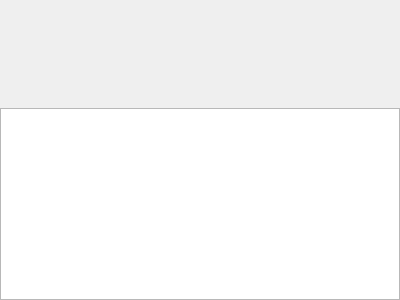
Above: libs/libcore/ui/FaceWidget.ui from mrdeveloperdude/OctoMY before the change. Below: the same form after it.
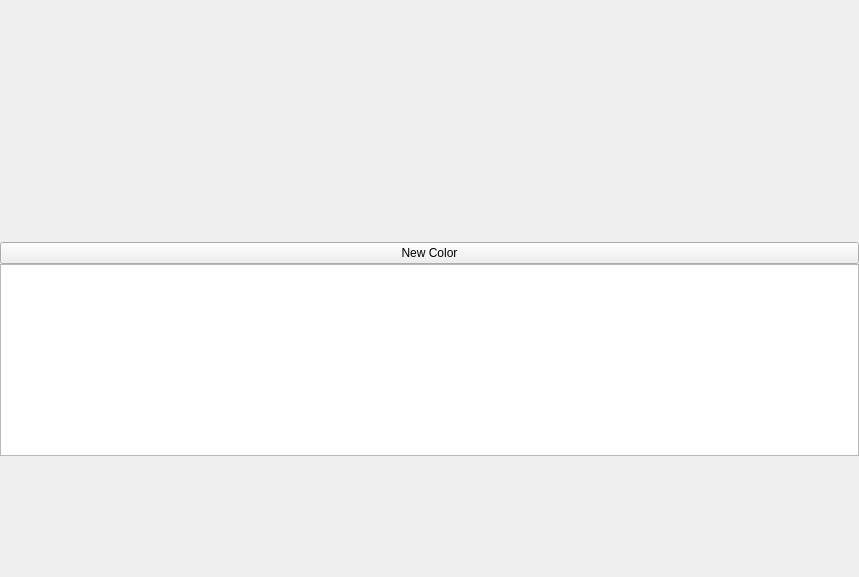
That is the form after the change. Custom widgets are drawn as their Qt base class.

The edit to the form file:
```diff
--- a/libs/libcore/ui/FaceWidget.ui
+++ b/libs/libcore/ui/FaceWidget.ui
@@ -6,8 +6,8 @@
    <rect>
     <x>0</x>
     <y>0</y>
-    <width>400</width>
-    <height>300</height>
+    <width>859</width>
+    <height>577</height>
    </rect>
   </property>
   <property name="windowTitle">
@@ -55,6 +55,13 @@
      </property>
     </widget>
    </item>
+   <item>
+    <widget class="QPushButton" name="pushButtonNewColor">
+     <property name="text">
+      <string>New Color</string>
+     </property>
+    </widget>
+   </item>
    <item>
     <widget class="LogWidget" name="logScroll">
      <property name="sizePolicy">
@@ -65,9 +72,48 @@
      </property>
     </widget>
    </item>
+   <item>
+    <widget class="QWidget" name="widgetConnect" native="true">
+     <property name="sizePolicy">
+      <sizepolicy hsizetype="Expanding" vsizetype="Expanding">
+       <horstretch>0</horstretch>
+       <verstretch>0</verstretch>
+      </sizepolicy>
+     </property>
+     <layout class="QGridLayout" name="gridLayout">
+      <item row="0" column="0">
+       <widget class="TryToggle" name="tryToggleConnect" native="true">
+        <property name="sizePolicy">
+         <sizepolicy hsizetype="Minimum" vsizetype="Expanding">
+          <horstretch>0</horstretch>
+          <verstretch>0</verstretch>
+         </sizepolicy>
+        </property>
+        <property name="minimumSize">
+         <size>
+          <width>10</width>
+          <height>10</height>
+         </size>
+        </property>
+       </widget>
+      </item>
+     </layout>
+    </widget>
+   </item>
   </layout>
  </widget>
  <customwidgets>
+  <customwidget>
+   <class>LogWidget</class>
+   <extends>QPlainTextEdit</extends>
+   <header>widgets/LogWidget.hpp</header>
+  </customwidget>
+  <customwidget>
+   <class>TryToggle</class>
+   <extends>QWidget</extends>
+   <header>widgets/TryToggle.hpp</header>
+   <container>1</container>
+  </customwidget>
   <customwidget>
    <class>EyesWidget</class>
    <extends>QWidget</extends>
@@ -80,11 +126,6 @@
    <header>widgets/RealtimeValuesWidget.hpp</header>
    <container>1</container>
   </customwidget>
-  <customwidget>
-   <class>LogWidget</class>
-   <extends>QPlainTextEdit</extends>
-   <header>widgets/LogWidget.hpp</header>
-  </customwidget>
  </customwidgets>
  <resources/>
  <connections/>
```
